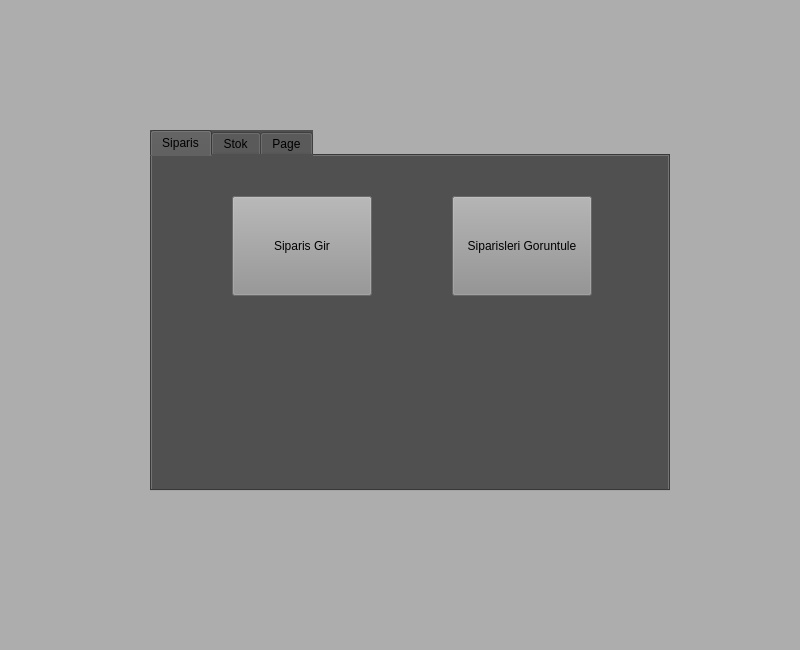
Old version of the form MainPage.ui in the repository mustafagumustas/StockManager.
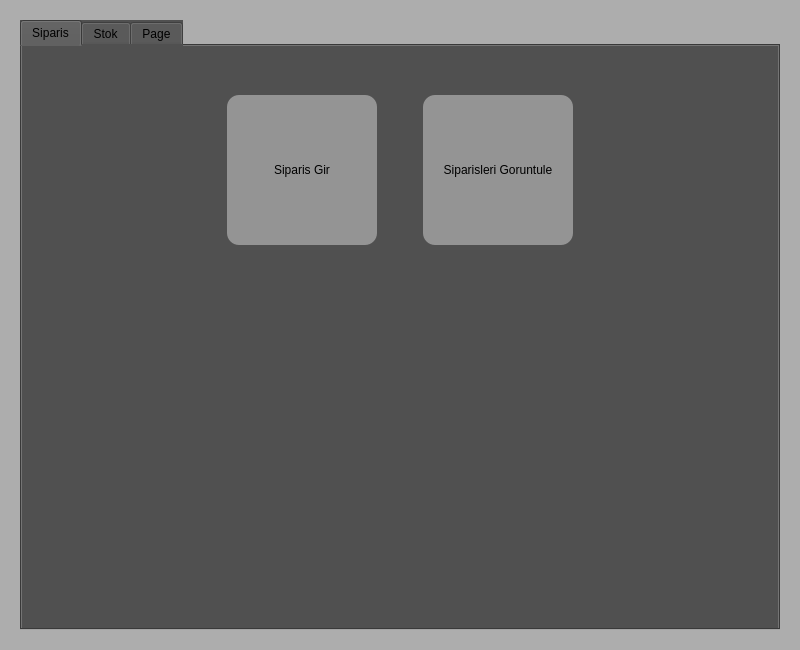
New version of the form. The open tabs and pages were chosen to show the change.

Commit message: windows are now not breaking at fullscreen

Diff of the .ui file:
```diff
--- a/MainPage.ui
+++ b/MainPage.ui
@@ -14,32 +14,29 @@
    <string>Dialog</string>
   </property>
   <property name="styleSheet">
-   <string notr="true">background-color:rgb(255, 255, 255)</string>
+   <string notr="true">background-color:rgb(173, 173, 173)</string>
   </property>
+  <layout class="QGridLayout" name="gridLayout_2">
+   <item row="0" column="0">
+    <layout class="QHBoxLayout" name="horizontalLayout">
+     <item>
   <widget class="QWidget" name="widget" native="true">
-   <property name="geometry">
-    <rect>
-     <x>0</x>
-     <y>0</y>
-     <width>800</width>
-     <height>650</height>
-    </rect>
+       <property name="sizePolicy">
+        <sizepolicy hsizetype="Expanding" vsizetype="Expanding">
+         <horstretch>0</horstretch>
+         <verstretch>0</verstretch>
+        </sizepolicy>
    </property>
    <property name="styleSheet">
     <string notr="true">background-color: rgb(173, 173, 173);</string>
    </property>
+       <layout class="QGridLayout" name="gridLayout">
+        <item row="0" column="0">
    <widget class="QTabWidget" name="tabWidget">
-    <property name="geometry">
-     <rect>
-      <x>150</x>
-      <y>130</y>
-      <width>520</width>
-      <height>361</height>
-     </rect>
-    </property>
     <property name="styleSheet">
      <string notr="true">background-color:rgb(80, 80, 80);
-selection-background-color: rgb(129, 129, 129);</string>
+selection-background-color: rgb(129, 129, 129);
+color:rgb(0,0,0)</string>
     </property>
     <property name="currentIndex">
      <number>1</number>
@@ -48,40 +45,132 @@
      <attribute name="title">
       <string>Siparis</string>
      </attribute>
-     <widget class="QPushButton" name="siparisgoruntule">
-      <property name="geometry">
-       <rect>
-        <x>300</x>
-        <y>40</y>
-        <width>140</width>
-        <height>100</height>
-       </rect>
-      </property>
-      <property name="styleSheet">
-       <string notr="true">background-color:rgb(148, 148, 148);
-color: rgb(0, 0, 0);</string>
-      </property>
-      <property name="text">
-       <string>Siparisleri Goruntule</string>
-      </property>
-     </widget>
+           <layout class="QGridLayout" name="gridLayout_4">
+            <item row="1" column="0">
+             <layout class="QHBoxLayout" name="horizontalLayout_4">
+              <item>
+               <spacer name="horizontalSpacer_4">
+                <property name="orientation">
+                 <enum>Qt::Horizontal</enum>
+                </property>
+                <property name="sizeHint" stdset="0">
+                 <size>
+                  <width>40</width>
+                  <height>20</height>
+                 </size>
+                </property>
+               </spacer>
+              </item>
+              <item>
      <widget class="QPushButton" name="siparisgir">
-      <property name="geometry">
-       <rect>
-        <x>80</x>
-        <y>40</y>
-        <width>140</width>
-        <height>100</height>
-       </rect>
+                <property name="sizePolicy">
+                 <sizepolicy hsizetype="Minimum" vsizetype="Minimum">
+                  <horstretch>0</horstretch>
+                  <verstretch>0</verstretch>
+                 </sizepolicy>
+                </property>
+                <property name="minimumSize">
+                 <size>
+                  <width>150</width>
+                  <height>150</height>
+                 </size>
       </property>
       <property name="styleSheet">
        <string notr="true">background-color:rgb(148, 148, 148);
-color: rgb(0, 0, 0);</string>
+color: rgb(0, 0, 0);
+border-radius:12px
+</string>
       </property>
       <property name="text">
        <string>Siparis Gir</string>
       </property>
      </widget>
+              </item>
+              <item>
+               <spacer name="horizontalSpacer_5">
+                <property name="orientation">
+                 <enum>Qt::Horizontal</enum>
+                </property>
+                <property name="sizeType">
+                 <enum>QSizePolicy::Fixed</enum>
+                </property>
+                <property name="sizeHint" stdset="0">
+                 <size>
+                  <width>40</width>
+                  <height>20</height>
+                 </size>
+                </property>
+               </spacer>
+              </item>
+              <item>
+               <widget class="QPushButton" name="siparisgoruntule">
+                <property name="sizePolicy">
+                 <sizepolicy hsizetype="Minimum" vsizetype="Minimum">
+                  <horstretch>0</horstretch>
+                  <verstretch>0</verstretch>
+                 </sizepolicy>
+                </property>
+                <property name="minimumSize">
+                 <size>
+                  <width>150</width>
+                  <height>150</height>
+                 </size>
+                </property>
+                <property name="styleSheet">
+                 <string notr="true">background-color:rgb(148, 148, 148);
+color: rgb(0, 0, 0);
+border-radius:12px</string>
+                </property>
+                <property name="text">
+                 <string>Siparisleri Goruntule</string>
+                </property>
+               </widget>
+              </item>
+              <item>
+               <spacer name="horizontalSpacer_6">
+                <property name="orientation">
+                 <enum>Qt::Horizontal</enum>
+                </property>
+                <property name="sizeHint" stdset="0">
+                 <size>
+                  <width>40</width>
+                  <height>20</height>
+                 </size>
+                </property>
+               </spacer>
+              </item>
+             </layout>
+            </item>
+            <item row="2" column="0">
+             <spacer name="verticalSpacer_3">
+              <property name="orientation">
+               <enum>Qt::Vertical</enum>
+              </property>
+              <property name="sizeHint" stdset="0">
+               <size>
+                <width>20</width>
+                <height>40</height>
+               </size>
+              </property>
+             </spacer>
+            </item>
+            <item row="0" column="0">
+             <spacer name="verticalSpacer_4">
+              <property name="orientation">
+               <enum>Qt::Vertical</enum>
+              </property>
+              <property name="sizeType">
+               <enum>QSizePolicy::Fixed</enum>
+              </property>
+              <property name="sizeHint" stdset="0">
+               <size>
+                <width>20</width>
+                <height>40</height>
+               </size>
+              </property>
+             </spacer>
+            </item>
+           </layout>
     </widget>
     <widget class="QWidget" name="tab_2">
      <attribute name="title">
@@ -128,7 +217,13 @@
      </attribute>
     </widget>
    </widget>
-  </widget>
+        </item>
+       </layout>
+      </widget>
+     </item>
+    </layout>
+   </item>
+  </layout>
  </widget>
  <resources/>
  <connections/>
```
Left out of the diff: 143 changed lines with no effect on the pictures. Lines whose indentation alone changed are shown as unchanged. The commit also changes 2 other files.
